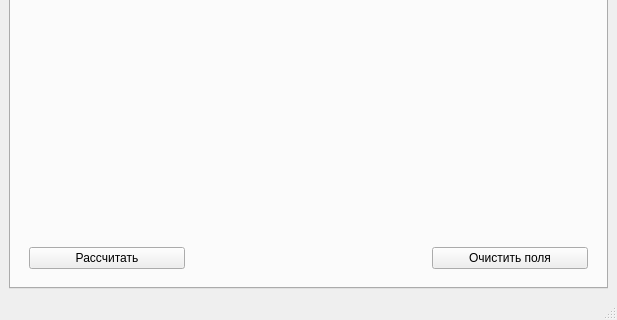
First picture: the form in mainwindow.ui, repository Alexcoratt/ColorCalc_GUI, before the edit; both pictures show x 0 to 617 and y 141 to 461 of the 617 by 461 pixel window.
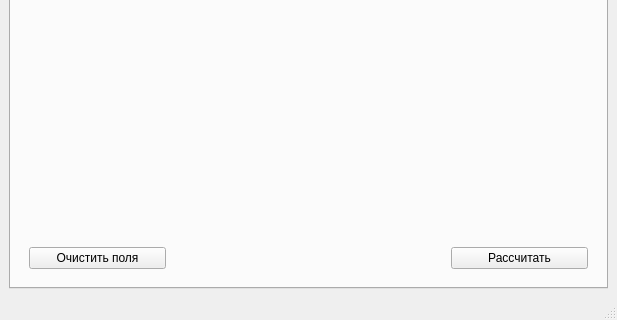
Second picture: the form after the edit. Icons and pictures are not drawn. Custom widgets are drawn as their Qt base class.

Commit message: Added help button to named field. Set minimum width of units label of named field

What changed in the file:
```diff
--- a/mainwindow.ui
+++ b/mainwindow.ui
@@ -121,17 +121,7 @@
         </item>
         <item>
          <widget class="QWidget" name="horizontalWidget" native="true">
-          <layout class="QHBoxLayout" name="horizontalLayout_2" stretch="2,3,2">
-           <item>
-            <widget class="QPushButton" name="pcCalculateButton">
-             <property name="text">
-              <string>Рассчитать</string>
-             </property>
-            </widget>
-           </item>
-           <item>
-            <widget class="NamedField" name="pcResultField" native="true"/>
-           </item>
+          <layout class="QHBoxLayout" name="horizontalLayout_2" stretch="1,2,1">
            <item>
             <widget class="QPushButton" name="pcClearFieldsButton">
              <property name="text">
@@ -139,6 +129,19 @@
              </property>
             </widget>
            </item>
+           <item>
+            <widget class="NamedField" name="pcResultField" native="true"/>
+           </item>
+           <item>
+            <widget class="QPushButton" name="pcCalculateButton">
+             <property name="text">
+              <string>Рассчитать</string>
+             </property>
+             <property name="autoDefault">
+              <bool>true</bool>
+             </property>
+            </widget>
+           </item>
           </layout>
          </widget>
         </item>
```
Left out of the diff: 66 changed lines with no effect on the pictures. The commit also changes 5 other files.
